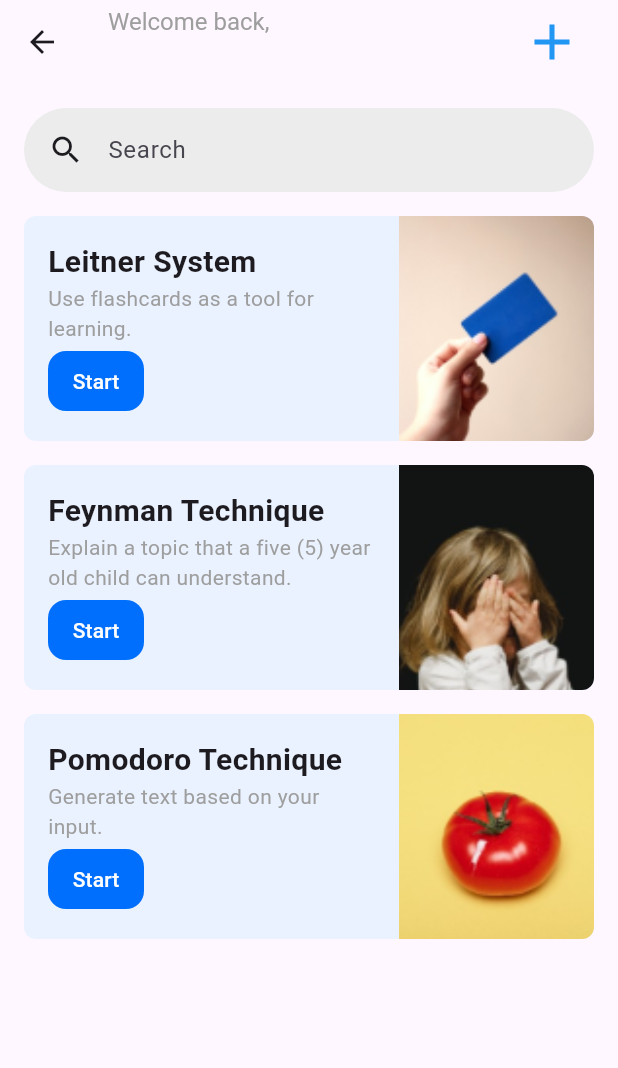
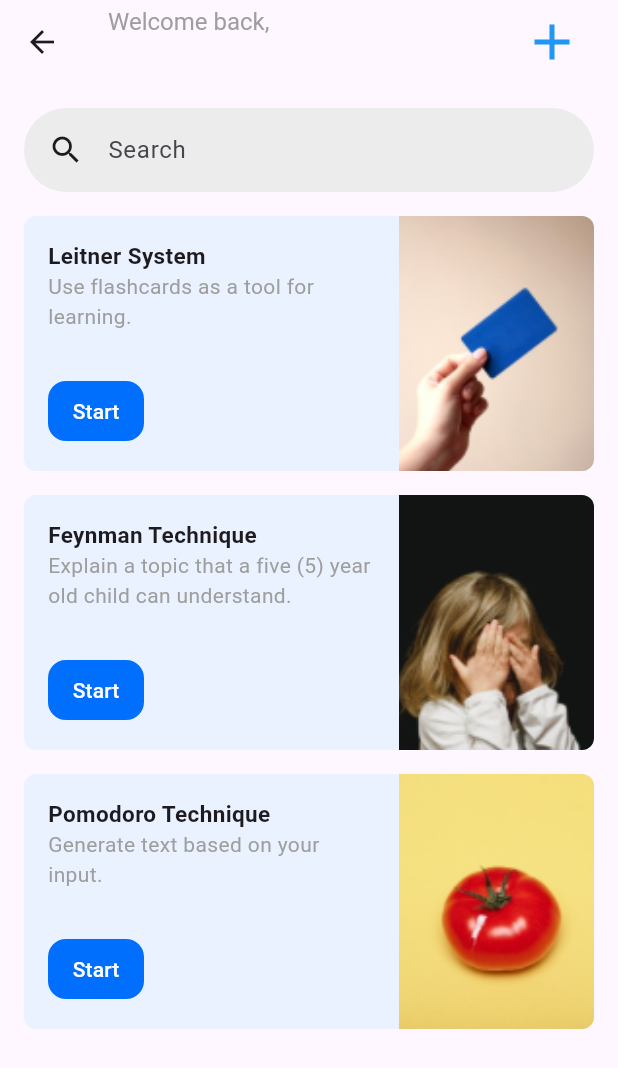
Before and after one commit to Jiseeeh/u-do-note, a Flutter app: the ReviewScreen screen opened directly, on a phone screen of 412 x 824 dp. Shown: the top 1068 px of the screen. Run offline on Flutter 3.47's test engine with Material 3 defaults, Android fonts, the phone set to English and light mode, and no system bars; our stand-ins replace auto_route, cloud_firestore, dartz, email_validator, firebase_auth, firebase_core and 4 more; missing offline and left inert: dart_openai, flutter_quill; accounts and stored records are empty; generated files the repository leaves out were written again.

Commit message:
chore: add todo

```diff
--- a/lib/features/review_page/presentation/widgets/review_method.dart
+++ b/lib/features/review_page/presentation/widgets/review_method.dart
@@ -13,10 +13,13 @@ class ReviewMethod extends ConsumerWidget {
       required this.imagePath,
       required this.onPressed});
 
+  // TODO: fix the review method's description text overflow when the text is too long
   @override
   Widget build(BuildContext context, WidgetRef ref) {
+    const double containerHeight = 170;
+
     return Container(
-      height: 150,
+      height: containerHeight,
       decoration: BoxDecoration(
         color: const Color(0xffeaf2ff),
         borderRadius: BorderRadius.circular(8),
@@ -37,7 +40,7 @@ class ReviewMethod extends ConsumerWidget {
                         title,
                         // TODO: use theme
                         style: const TextStyle(
-                            fontWeight: FontWeight.bold, fontSize: 20),
+                            fontWeight: FontWeight.bold, fontSize: 15),
                       ),
                       // TODO: use theme
                       Text(
@@ -66,7 +69,7 @@ class ReviewMethod extends ConsumerWidget {
           // ?MONKEY PATCHING FTW
           Container(
               width: 130,
-              height: 150,
+              height: containerHeight,
               decoration: BoxDecoration(
                 borderRadius: BorderRadius.circular(8),
               ),
```
